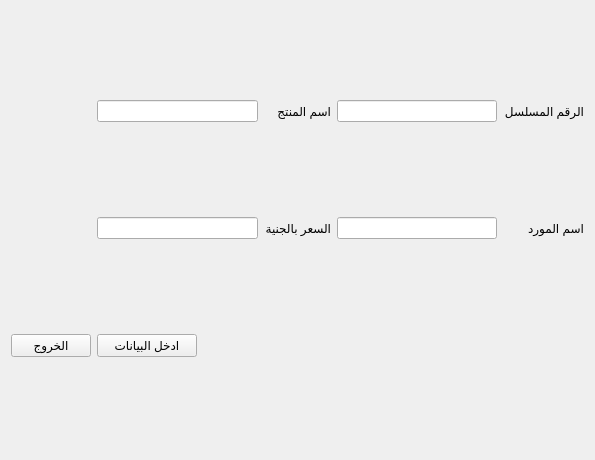
Qt form Salama Fair Qt/form files/DataEntryWidget.ui (mohamed-samir-mohamed/Salama-fair) before a commit.
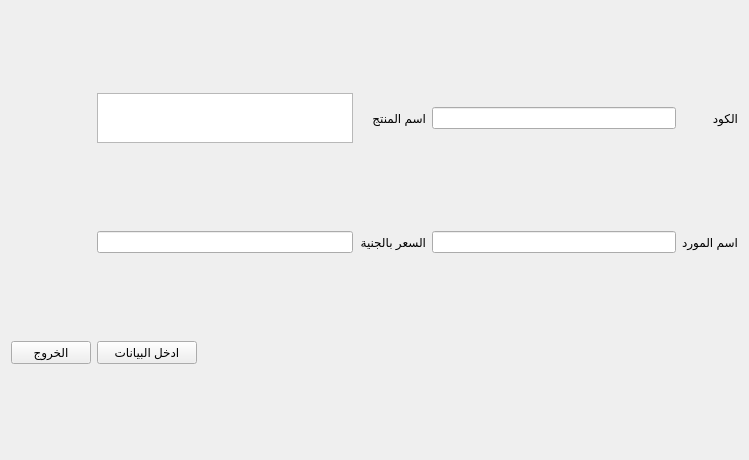
The same form after that commit.

Patch:
```diff
--- a/Salama Fair Qt/form files/DataEntryWidget.ui
+++ b/Salama Fair Qt/form files/DataEntryWidget.ui
@@ -6,7 +6,7 @@
    <rect>
     <x>0</x>
     <y>0</y>
-    <width>595</width>
+    <width>749</width>
     <height>460</height>
    </rect>
   </property>
@@ -14,11 +14,15 @@
    <string>صفحة ادخال البيانات</string>
   </property>
   <layout class="QGridLayout" name="gridLayout">
-   <item row="1" column="3">
-    <widget class="QLineEdit" name="productNameLineEdit"/>
-   </item>
    <item row="1" column="5">
-    <widget class="QLineEdit" name="IDLineEdit"/>
+    <widget class="QLineEdit" name="IDLineEdit">
+     <property name="minimumSize">
+      <size>
+       <width>100</width>
+       <height>0</height>
+      </size>
+     </property>
+    </widget>
    </item>
    <item row="3" column="1" colspan="2">
     <widget class="QPushButton" name="exitButton">
@@ -73,7 +77,7 @@
       </size>
      </property>
      <property name="text">
-      <string>الرقم المسلسل</string>
+      <string>الكود</string>
      </property>
     </widget>
    </item>
@@ -104,6 +108,16 @@
      </property>
     </widget>
    </item>
+   <item row="1" column="3">
+    <widget class="QTextEdit" name="productNameLineEdit">
+     <property name="maximumSize">
+      <size>
+       <width>16777215</width>
+       <height>50</height>
+      </size>
+     </property>
+    </widget>
+   </item>
   </layout>
  </widget>
  <resources/>
```
